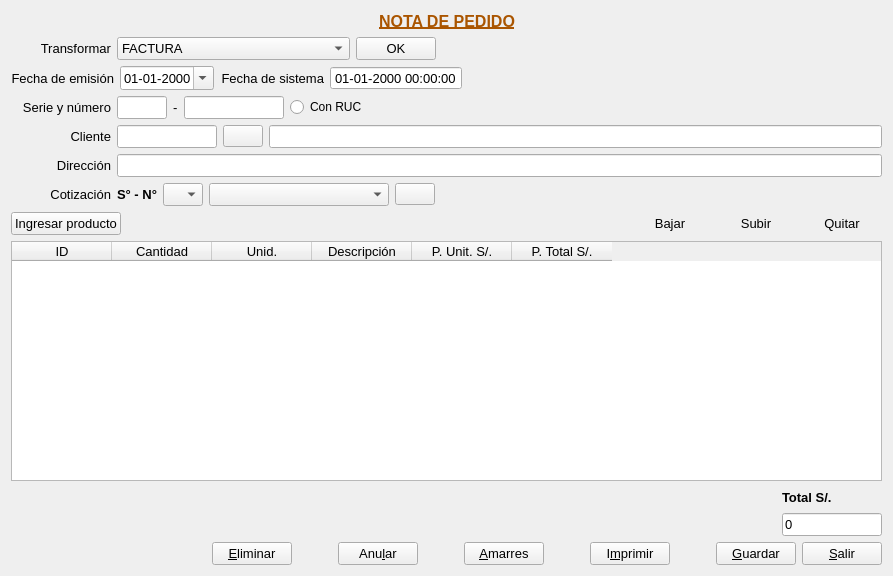
Qt form Facturacion/ventanotapedido.ui (radtek/manager) before a commit.
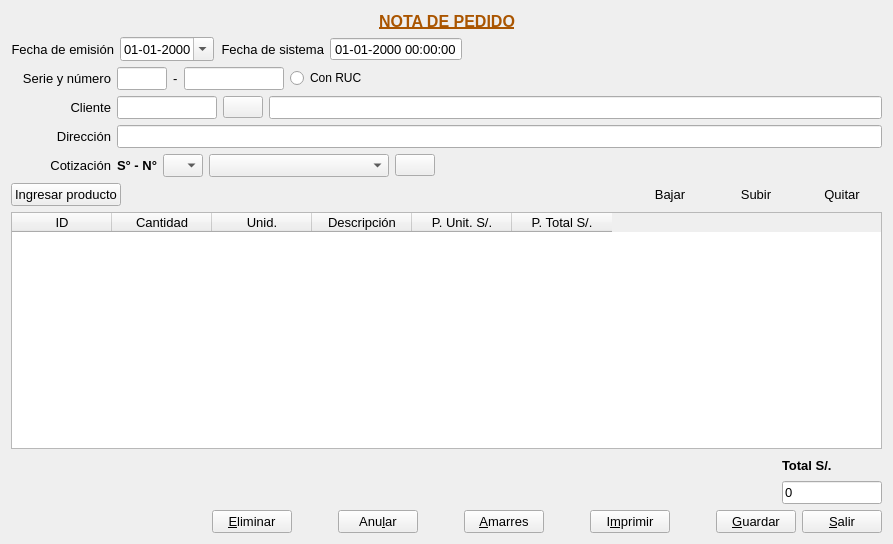
The same form after that commit. Icons and pictures are not drawn.

Patch:
```diff
--- a/Facturacion/ventanotapedido.ui
+++ b/Facturacion/ventanotapedido.ui
@@ -7,7 +7,7 @@
     <x>0</x>
     <y>0</y>
     <width>893</width>
-    <height>576</height>
+    <height>544</height>
    </rect>
   </property>
   <property name="windowTitle">
@@ -65,91 +65,6 @@
      </item>
     </layout>
    </item>
-   <item>
-    <layout class="QHBoxLayout" name="horizontalLayout_5">
-     <item>
-      <widget class="QLabel" name="label_transformar">
-       <property name="minimumSize">
-        <size>
-         <width>100</width>
-         <height>0</height>
-        </size>
-       </property>
-       <property name="font">
-        <font>
-         <pointsize>10</pointsize>
-        </font>
-       </property>
-       <property name="text">
-        <string>Transformar</string>
-       </property>
-       <property name="alignment">
-        <set>Qt::AlignRight|Qt::AlignTrailing|Qt::AlignVCenter</set>
-       </property>
-      </widget>
-     </item>
-     <item>
-      <widget class="QComboBox" name="comboBox_transformar">
-       <property name="font">
-        <font>
-         <pointsize>10</pointsize>
-        </font>
-       </property>
-       <property name="currentIndex">
-        <number>1</number>
-       </property>
-       <property name="sizeAdjustPolicy">
-        <enum>QComboBox::AdjustToContents</enum>
-       </property>
-       <item>
-        <property name="text">
-         <string>BOLETA</string>
-        </property>
-       </item>
-       <item>
-        <property name="text">
-         <string>FACTURA</string>
-        </property>
-       </item>
-       <item>
-        <property name="text">
-         <string>NOTA DE PEDIDO</string>
-        </property>
-       </item>
-       <item>
-        <property name="text">
-         <string>GUIA DE REMISION REMITENTE</string>
-        </property>
-       </item>
-      </widget>
-     </item>
-     <item>
-      <widget class="QPushButton" name="pushButton_transformar">
-       <property name="font">
-        <font>
-         <pointsize>10</pointsize>
-        </font>
-       </property>
-       <property name="text">
-        <string>OK</string>
-       </property>
-      </widget>
-     </item>
-     <item>
-      <spacer name="horizontalSpacer_10">
-       <property name="orientation">
-        <enum>Qt::Horizontal</enum>
-       </property>
-       <property name="sizeHint" stdset="0">
-        <size>
-         <width>40</width>
-         <height>20</height>
-        </size>
-       </property>
-      </spacer>
-     </item>
-    </layout>
-   </item>
    <item>
     <layout class="QHBoxLayout" name="horizontalLayout_2">
      <item>
```
Left out of the diff: 39 changed lines with no effect on the pictures.
